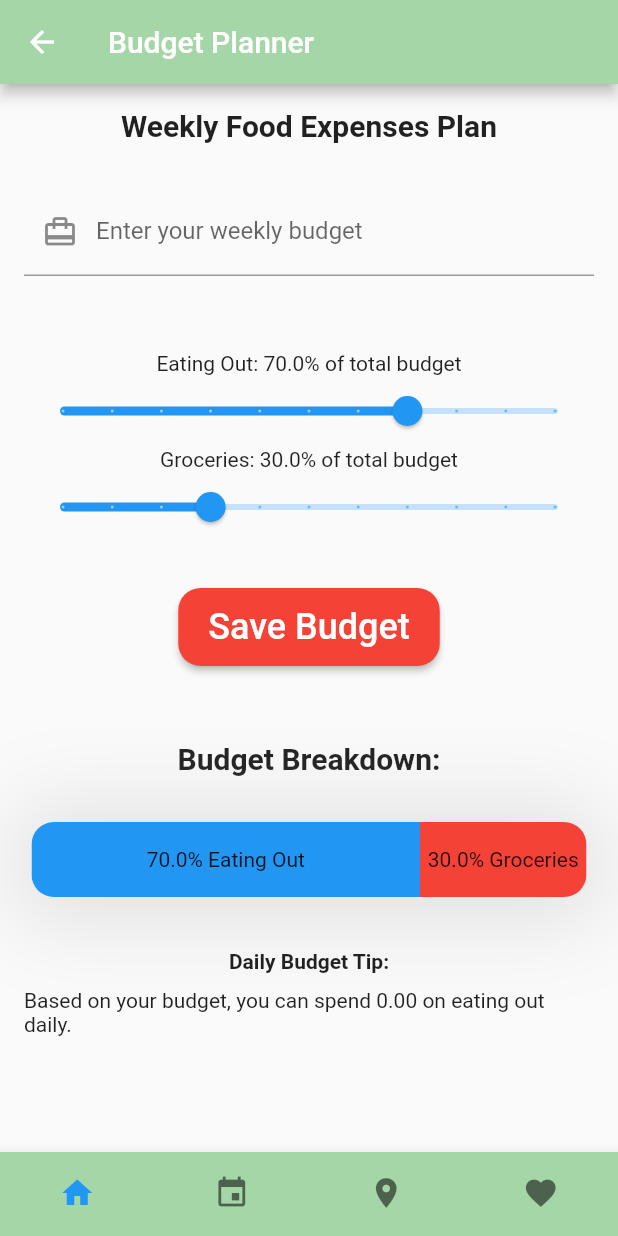
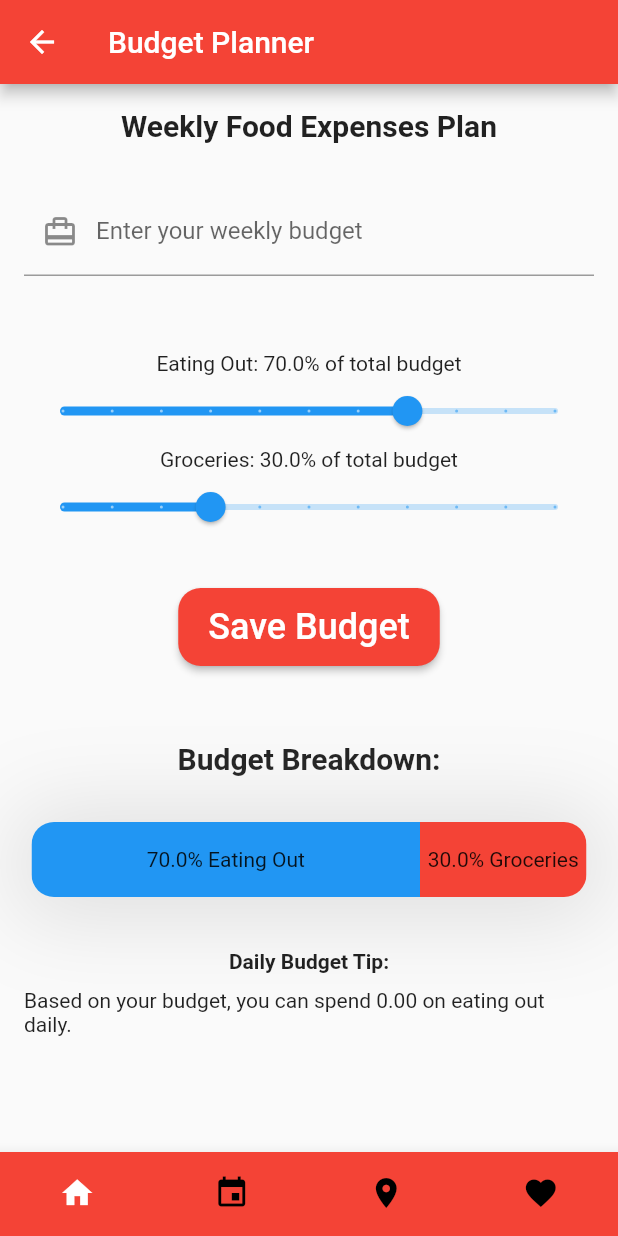
Before and after one commit to sthang04/Team-ikigai-Google-Ignite, a Flutter app: the BudgetPlanner screen opened directly, on a phone screen of 412 x 824 dp. Run offline on Flutter 3.47's test engine with Material 2 defaults, Android fonts, the light colour scheme and no system bars; our stand-ins replace table_calendar; Roboto replaces fonts that are missing (Arial).

Commit message:
updated design and styling

```diff
--- a/lib/pages/budget.dart
+++ b/lib/pages/budget.dart
@@ -7,7 +7,7 @@ class MyApp extends StatelessWidget {
   Widget build(BuildContext context) {
     return MaterialApp(
       title: 'Budget Planner App',
-      theme: ThemeData(primarySwatch: Colors.green),
+      theme: ThemeData(primarySwatch: Colors.red),
       home: BudgetPlanner(),
     );
   }
@@ -25,7 +25,7 @@ class _BudgetPlannerState extends State<BudgetPlanner> {
   Widget build(BuildContext context) {
     return Scaffold(
       appBar: AppBar(
-        backgroundColor: Color(0xFFA5D6A7),
+        backgroundColor: Colors.red,
         title: Text('Budget Planner'),
         leading: IconButton(
           icon: Icon(Icons.arrow_back),
@@ -39,9 +39,11 @@ class _BudgetPlannerState extends State<BudgetPlanner> {
       body: pages[currentIndex],
       bottomNavigationBar: BottomNavigationBar(
         type: BottomNavigationBarType.fixed,
-        backgroundColor: Color(0xFFA5D6A7),
+        backgroundColor: Colors.red,
         showSelectedLabels: false,
         showUnselectedLabels: false,
+        unselectedItemColor: Colors.black,
+        selectedItemColor: Colors.white,
         items: [
           BottomNavigationBarItem(icon: Icon(Icons.home), label: 'Home'),
           BottomNavigationBarItem(icon: Icon(Icons.event), label: 'Itinerary'),
--- a/lib/pages/calendar/calendar_widget.dart
+++ b/lib/pages/calendar/calendar_widget.dart
@@ -264,8 +264,8 @@ class _CalendarWidgetState extends State<CalendarWidget> {
                     final event = value[index];
                     return Container(
                       margin: const EdgeInsets.symmetric(
-                        horizontal: 12.0,
-                        vertical: 4.0,
+                        horizontal: 30.0,
+                        vertical: 8.0,
                       ),
                       decoration: BoxDecoration(
                         border: Border.all(),
```
Also changed, not shown: 2 other files.
